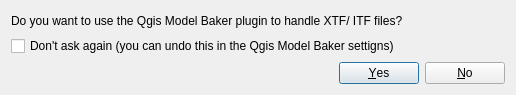
Old version of the form QgisModelBaker/ui/drop_message.ui in the repository opengisch/QgisModelBaker.
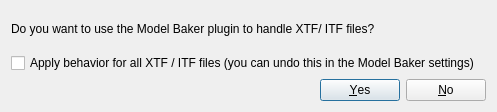
New version of the form.

Commit message: fix that enum is stored as int reset ask for handle drop files in settings

```diff
--- a/QgisModelBaker/ui/drop_message.ui
+++ b/QgisModelBaker/ui/drop_message.ui
@@ -6,8 +6,8 @@
    <rect>
     <x>0</x>
     <y>0</y>
-    <width>516</width>
-    <height>95</height>
+    <width>481</width>
+    <height>112</height>
    </rect>
   </property>
   <property name="windowTitle">
@@ -27,7 +27,7 @@
    <item row="0" column="0">
     <widget class="QLabel" name="label_info">
      <property name="text">
-      <string>Do you want to use the Qgis Model Baker plugin to handle XTF/ ITF files?</string>
+      <string>Do you want to use the Model Baker plugin to handle XTF/ ITF files?</string>
      </property>
      <property name="openExternalLinks">
       <bool>true</bool>
@@ -37,7 +37,7 @@
    <item row="1" column="0">
     <widget class="QCheckBox" name="chk_dontask">
      <property name="text">
-      <string>Don't ask again (you can undo this in the Qgis Model Baker settigns)</string>
+      <string>Apply behavior for all XTF / ITF files (you can undo this in the Model Baker settings)</string>
      </property>
     </widget>
    </item>
```
Left out of the diff: 2 changed lines with no effect on the pictures. The commit also changes 4 other files.
